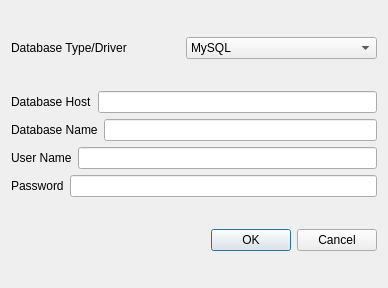
Above: dialog.ui from Zakhrov/WebPhonon before the change. Below: the same form after it.
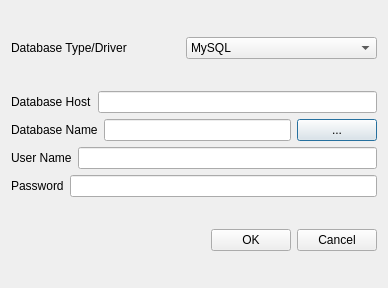
That is the form after the change. Icons and pictures are not drawn.

Commit message: add browse button for SQLite Database

Patch:
```diff
--- a/dialog.ui
+++ b/dialog.ui
@@ -94,6 +94,13 @@
        <item>
         <widget class="QLineEdit" name="lineEdit_2"/>
        </item>
+       <item>
+        <widget class="QPushButton" name="pushButton_3">
+         <property name="text">
+          <string>...</string>
+         </property>
+        </widget>
+       </item>
       </layout>
      </item>
      <item>
```
The commit also changes 4 other files.
